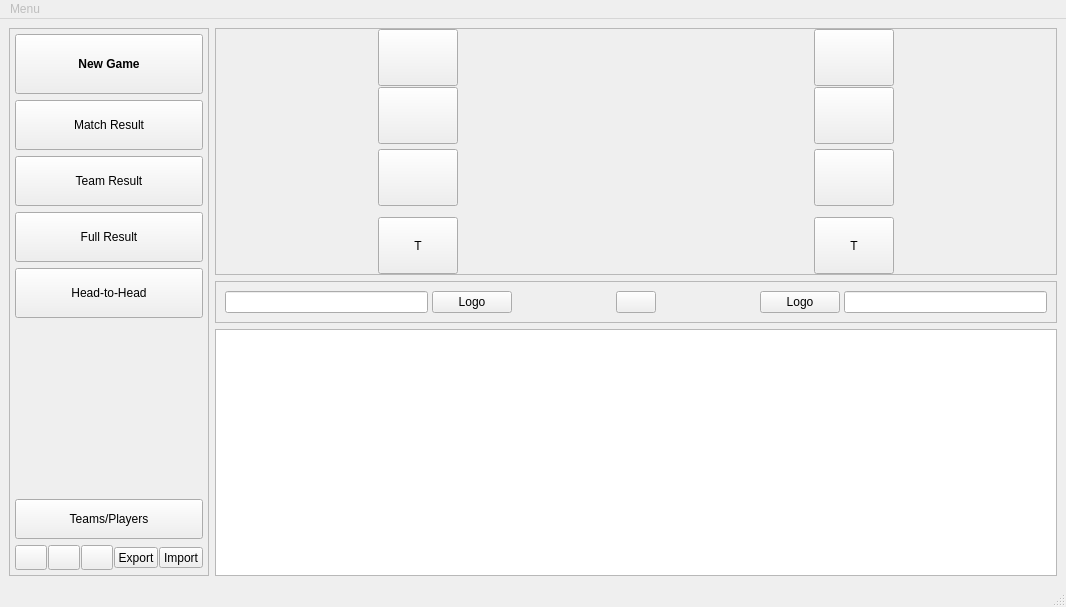
Old version of the form mainwindow.ui in the repository xiaoyuanyangxu/sportroom-qt.
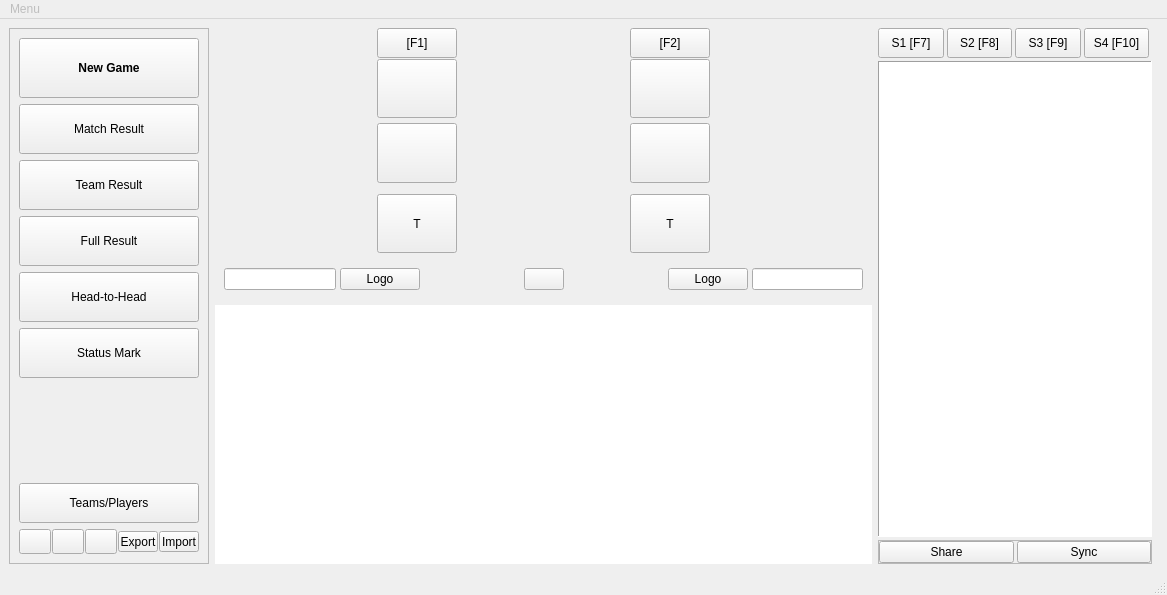
New version of the form. Icons and pictures are not drawn. Custom widgets are drawn as their Qt base class.

Commit message: adding state and cloud sync

The edit to the form file:
```diff
--- a/mainwindow.ui
+++ b/mainwindow.ui
@@ -6,8 +6,8 @@
    <rect>
     <x>0</x>
     <y>0</y>
-    <width>1066</width>
-    <height>607</height>
+    <width>1167</width>
+    <height>595</height>
    </rect>
   </property>
   <property name="minimumSize">
@@ -40,21 +40,6 @@
        <enum>QFrame::Raised</enum>
       </property>
       <layout class="QVBoxLayout" name="verticalLayout">
-       <property name="spacing">
-        <number>6</number>
-       </property>
-       <property name="leftMargin">
-        <number>5</number>
-       </property>
-       <property name="topMargin">
-        <number>5</number>
-       </property>
-       <property name="rightMargin">
-        <number>5</number>
-       </property>
-       <property name="bottomMargin">
-        <number>5</number>
-       </property>
        <item>
         <widget class="QPushButton" name="newGamePushButton">
          <property name="minimumSize">
@@ -180,6 +165,29 @@
          </property>
         </widget>
        </item>
+       <item>
+        <widget class="QPushButton" name="statusMarkPushButton">
+         <property name="minimumSize">
+          <size>
+           <width>0</width>
+           <height>50</height>
+          </size>
+         </property>
+         <property name="layoutDirection">
+          <enum>Qt::LeftToRight</enum>
+         </property>
+         <property name="text">
+          <string>Status Mark</string>
+         </property>
+         <property name="icon">
+          <iconset resource="images.qrc">
+           <normaloff>:/images/loading_dots.gif</normaloff>:/images/loading_dots.gif</iconset>
+         </property>
+         <property name="default">
+          <bool>false</bool>
+         </property>
+        </widget>
+       </item>
        <item>
         <spacer name="verticalSpacer">
          <property name="orientation">
@@ -385,7 +393,7 @@
     </item>
     <item>
      <widget class="QWidget" name="widget" native="true">
-      <layout class="QVBoxLayout" name="verticalLayout_2">
+      <layout class="QVBoxLayout" name="verticalLayout_2" stretch="0,0,1">
        <property name="spacing">
         <number>6</number>
        </property>
@@ -416,7 +424,7 @@
           </size>
          </property>
          <property name="frameShape">
-          <enum>QFrame::StyledPanel</enum>
+          <enum>QFrame::NoFrame</enum>
          </property>
          <property name="frameShadow">
           <enum>QFrame::Raised</enum>
@@ -517,7 +525,7 @@
               <height>16777215</height>
              </size>
             </property>
-            <layout class="QVBoxLayout" name="verticalLayout_3" stretch="1,1,0,1,0,1">
+            <layout class="QVBoxLayout" name="verticalLayout_3" stretch="0,1,0,1,0,1">
              <property name="spacing">
               <number>1</number>
              </property>
@@ -534,7 +542,7 @@
               <number>0</number>
              </property>
              <item>
-              <widget class="QPushButton" name="playerAUpPushButton">
+              <widget class="QToolButton" name="playerAUpToolButton">
                <property name="sizePolicy">
                 <sizepolicy hsizetype="Minimum" vsizetype="MinimumExpanding">
                  <horstretch>0</horstretch>
@@ -554,7 +562,7 @@
                 </size>
                </property>
                <property name="text">
-                <string/>
+                <string>[F1]</string>
                </property>
                <property name="icon">
                 <iconset resource="images.qrc">
@@ -566,6 +574,12 @@
                  <height>24</height>
                 </size>
                </property>
+               <property name="shortcut">
+                <string>F1</string>
+               </property>
+               <property name="toolButtonStyle">
+                <enum>Qt::ToolButtonTextUnderIcon</enum>
+               </property>
               </widget>
              </item>
              <item>
@@ -712,7 +726,7 @@
               <height>16777215</height>
              </size>
             </property>
-            <layout class="QVBoxLayout" name="verticalLayout_4" stretch="1,1,0,1,0,1">
+            <layout class="QVBoxLayout" name="verticalLayout_4" stretch="0,1,0,1,0,1">
              <property name="spacing">
               <number>1</number>
              </property>
@@ -729,7 +743,7 @@
               <number>0</number>
              </property>
              <item>
-              <widget class="QPushButton" name="playerBUpPushButton">
+              <widget class="QToolButton" name="playerBUpToolButton">
                <property name="sizePolicy">
                 <sizepolicy hsizetype="Minimum" vsizetype="MinimumExpanding">
                  <horstretch>0</horstretch>
@@ -754,8 +768,11 @@
                  <height>0</height>
                 </size>
                </property>
+               <property name="layoutDirection">
+                <enum>Qt::LeftToRight</enum>
+               </property>
                <property name="text">
-                <string/>
+                <string>[F2]</string>
                </property>
                <property name="icon">
                 <iconset resource="images.qrc">
@@ -767,6 +784,12 @@
                  <height>24</height>
                 </size>
                </property>
+               <property name="shortcut">
+                <string>F2</string>
+               </property>
+               <property name="toolButtonStyle">
+                <enum>Qt::ToolButtonTextUnderIcon</enum>
+               </property>
               </widget>
              </item>
              <item>
@@ -998,7 +1021,7 @@
        <item>
         <widget class="QFrame" name="frame_3">
          <property name="frameShape">
-          <enum>QFrame::StyledPanel</enum>
+          <enum>QFrame::NoFrame</enum>
          </property>
          <property name="frameShadow">
           <enum>QFrame::Raised</enum>
@@ -1082,7 +1105,297 @@
         </widget>
        </item>
        <item>
-        <widget class="QTableView" name="matchResultTableView"/>
+        <widget class="QTableView" name="matchResultTableView">
+         <property name="frameShape">
+          <enum>QFrame::NoFrame</enum>
+         </property>
+        </widget>
+       </item>
+      </layout>
+     </widget>
+    </item>
+    <item>
+     <widget class="QWidget" name="statusWidget" native="true">
+      <property name="minimumSize">
+       <size>
+        <width>280</width>
+        <height>0</height>
+       </size>
+      </property>
+      <property name="maximumSize">
+       <size>
+        <width>280</width>
+        <height>16777215</height>
+       </size>
+      </property>
+      <layout class="QVBoxLayout" name="verticalLayout_7" stretch="0,1,0">
+       <property name="spacing">
+        <number>3</number>
+       </property>
+       <property name="leftMargin">
+        <number>0</number>
+       </property>
+       <property name="topMargin">
+        <number>0</number>
+       </property>
+       <property name="rightMargin">
+        <number>6</number>
+       </property>
+       <property name="bottomMargin">
+        <number>0</number>
+       </property>
+       <item>
+        <widget class="QFrame" name="frame_4">
+         <property name="minimumSize">
+          <size>
+           <width>240</width>
+           <height>0</height>
+          </size>
+         </property>
+         <property name="frameShape">
+          <enum>QFrame::NoFrame</enum>
+         </property>
+         <property name="frameShadow">
+          <enum>QFrame::Raised</enum>
+         </property>
+         <layout class="QHBoxLayout" name="horizontalLayout_5">
+          <property name="spacing">
+           <number>3</number>
+          </property>
+          <property name="leftMargin">
+           <number>0</number>
+          </property>
+          <property name="topMargin">
+           <number>0</number>
+          </property>
+          <property name="rightMargin">
+           <number>3</number>
+          </property>
+          <property name="bottomMargin">
+           <number>0</number>
+          </property>
+          <item>
+           <widget class="QToolButton" name="status1ToolButton">
+            <property name="sizePolicy">
+             <sizepolicy hsizetype="Minimum" vsizetype="MinimumExpanding">
+              <horstretch>0</horstretch>
+              <verstretch>0</verstretch>
+             </sizepolicy>
+            </property>
+            <property name="minimumSize">
+             <size>
+              <width>60</width>
+              <height>30</height>
+             </size>
+            </property>
+            <property name="maximumSize">
+             <size>
+              <width>80</width>
+              <height>80</height>
+             </size>
+            </property>
+            <property name="text">
+             <string>S1 [F7]</string>
+            </property>
+            <property name="icon">
+             <iconset resource="images.qrc">
+              <normaloff>:/images/pingpong.png</normaloff>:/images/pingpong.png</iconset>
+            </property>
+            <property name="iconSize">
+             <size>
+              <width>24</width>
+              <height>24</height>
+             </size>
+            </property>
+            <property name="shortcut">
+             <string>F7</string>
+            </property>
+            <property name="toolButtonStyle">
+             <enum>Qt::ToolButtonTextUnderIcon</enum>
+            </property>
+           </widget>
+          </item>
+          <item>
+           <widget class="QToolButton" name="status2ToolButton">
+            <property name="sizePolicy">
+             <sizepolicy hsizetype="Minimum" vsizetype="MinimumExpanding">
+              <horstretch>0</horstretch>
+              <verstretch>0</verstretch>
+             </sizepolicy>
+            </property>
+            <property name="minimumSize">
+             <size>
+              <width>60</width>
+              <height>30</height>
+             </size>
+            </property>
+            <property name="maximumSize">
+             <size>
+              <width>80</width>
+              <height>80</height>
+             </size>
+            </property>
+            <property name="text">
+             <string>S2 [F8]</string>
+            </property>
+            <property name="icon">
+             <iconset resource="images.qrc">
+              <normaloff>:/images/pingpong.png</normaloff>:/images/pingpong.png</iconset>
+            </property>
+            <property name="iconSize">
+             <size>
+              <width>24</width>
+              <height>24</height>
+             </size>
+            </property>
+            <property name="shortcut">
+             <string>F8</string>
+            </property>
+            <property name="toolButtonStyle">
+             <enum>Qt::ToolButtonTextUnderIcon</enum>
+            </property>
+           </widget>
+          </item>
+          <item>
+           <widget class="QToolButton" name="status3ToolButton">
+            <property name="sizePolicy">
+             <sizepolicy hsizetype="Minimum" vsizetype="MinimumExpanding">
+              <horstretch>0</horstretch>
+              <verstretch>0</verstretch>
+             </sizepolicy>
+            </property>
+            <property name="minimumSize">
+             <size>
+              <width>60</width>
+              <height>30</height>
+             </size>
+            </property>
+            <property name="maximumSize">
+             <size>
+              <width>80</width>
+              <height>80</height>
+             </size>
+            </property>
+            <property name="text">
+             <string>S3 [F9]</string>
+            </property>
+            <property name="icon">
+             <iconset resource="images.qrc">
+              <normaloff>:/images/pingpong.png</normaloff>:/images/pingpong.png</iconset>
+            </property>
+            <property name="iconSize">
+             <size>
+              <width>24</width>
+              <height>24</height>
+             </size>
+            </property>
+            <property name="shortcut">
+             <string>F9</string>
+            </property>
+            <property name="toolButtonStyle">
+             <enum>Qt::ToolButtonTextUnderIcon</enum>
+            </property>
+           </widget>
+          </item>
+          <item>
+           <widget class="QToolButton" name="status4ToolButton">
+            <property name="sizePolicy">
+             <sizepolicy hsizetype="Minimum" vsizetype="MinimumExpanding">
+              <horstretch>0</horstretch>
+              <verstretch>0</verstretch>
+             </sizepolicy>
+            </property>
+            <property name="minimumSize">
+             <size>
+              <width>60</width>
+              <height>30</height>
+             </size>
+            </property>
+            <property name="maximumSize">
+             <size>
+              <width>80</width>
+              <height>80</height>
+             </size>
+            </property>
+            <property name="text">
+             <string>S4 [F10]</string>
+            </property>
+            <property name="icon">
+             <iconset resource="images.qrc">
+              <normaloff>:/images/pingpong.png</normaloff>:/images/pingpong.png</iconset>
+            </property>
+            <property name="iconSize">
+             <size>
+              <width>24</width>
+              <height>24</height>
+             </size>
+            </property>
+            <property name="shortcut">
+             <string>F10</string>
+            </property>
+            <property name="toolButtonStyle">
+             <enum>Qt::ToolButtonTextUnderIcon</enum>
+            </property>
+           </widget>
+          </item>
+         </layout>
+        </widget>
+       </item>
+       <item>
+        <widget class="QTableView" name="statusTableView">
+         <property name="frameShape">
+          <enum>QFrame::Panel</enum>
+         </property>
+        </widget>
+       </item>
+       <item>
+        <widget class="QFrame" name="frame_5">
+         <property name="frameShape">
+          <enum>QFrame::StyledPanel</enum>
+         </property>
+         <property name="frameShadow">
+          <enum>QFrame::Raised</enum>
+         </property>
+         <layout class="QHBoxLayout" name="horizontalLayout_6">
+          <property name="spacing">
+           <number>3</number>
+          </property>
+          <property name="leftMargin">
+           <number>0</number>
+          </property>
+          <property name="topMargin">
+           <number>0</number>
+          </property>
+          <property name="rightMargin">
+           <number>0</number>
+          </property>
+          <property name="bottomMargin">
+           <number>0</number>
+          </property>
+          <item>
+           <widget class="QPushButton" name="sharePushButton">
+            <property name="text">
+             <string>Share</string>
+            </property>
+            <property name="icon">
+             <iconset resource="images.qrc">
+              <normaloff>:/images/push_to_cloud.png</normaloff>:/images/push_to_cloud.png</iconset>
+            </property>
+           </widget>
+          </item>
+          <item>
+           <widget class="QPushButton" name="syncPushButton">
+            <property name="text">
+             <string>Sync</string>
+            </property>
+            <property name="icon">
+             <iconset resource="images.qrc">
+              <normaloff>:/images/download_from_cloud.png</normaloff>:/images/download_from_cloud.png</iconset>
+            </property>
+           </widget>
+          </item>
+         </layout>
+        </widget>
        </item>
       </layout>
      </widget>
@@ -1094,8 +1407,8 @@
     <rect>
      <x>0</x>
      <y>0</y>
-     <width>1066</width>
-     <height>22</height>
+     <width>1167</width>
+     <height>21</height>
     </rect>
    </property>
    <widget class="QMenu" name="menuClubs">
```
The commit also changes 32 other files.
